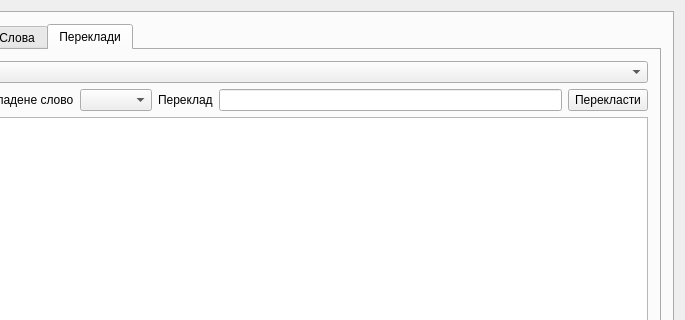
Qt form mainwindow.ui (balashVI/nonogram-admin) before a commit; both pictures show x 115 to 800 and y 0 to 320 of the 800 by 600 pixel window.
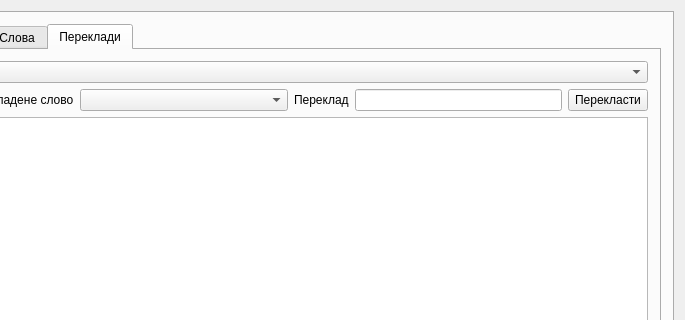
The same form after that commit. The open tabs and pages were chosen to show the change.

Diff of the .ui file:
```diff
--- a/mainwindow.ui
+++ b/mainwindow.ui
@@ -211,7 +211,14 @@
                </widget>
               </item>
               <item>
-               <widget class="QComboBox" name="comboBox_not_translated_word"/>
+               <widget class="QComboBox" name="comboBox_not_translated_word">
+                <property name="sizePolicy">
+                 <sizepolicy hsizetype="MinimumExpanding" vsizetype="Fixed">
+                  <horstretch>0</horstretch>
+                  <verstretch>0</verstretch>
+                 </sizepolicy>
+                </property>
+               </widget>
               </item>
               <item>
                <widget class="QLabel" name="label_7">
@@ -221,7 +228,14 @@
                </widget>
               </item>
               <item>
-               <widget class="QLineEdit" name="lineEdit_2"/>
+               <widget class="QLineEdit" name="new_translation">
+                <property name="sizePolicy">
+                 <sizepolicy hsizetype="MinimumExpanding" vsizetype="Fixed">
+                  <horstretch>0</horstretch>
+                  <verstretch>0</verstretch>
+                 </sizepolicy>
+                </property>
+               </widget>
               </item>
               <item>
                <widget class="QPushButton" name="pushButton_5">
```
Left out of the diff: 24 changed lines with no effect on the pictures.
